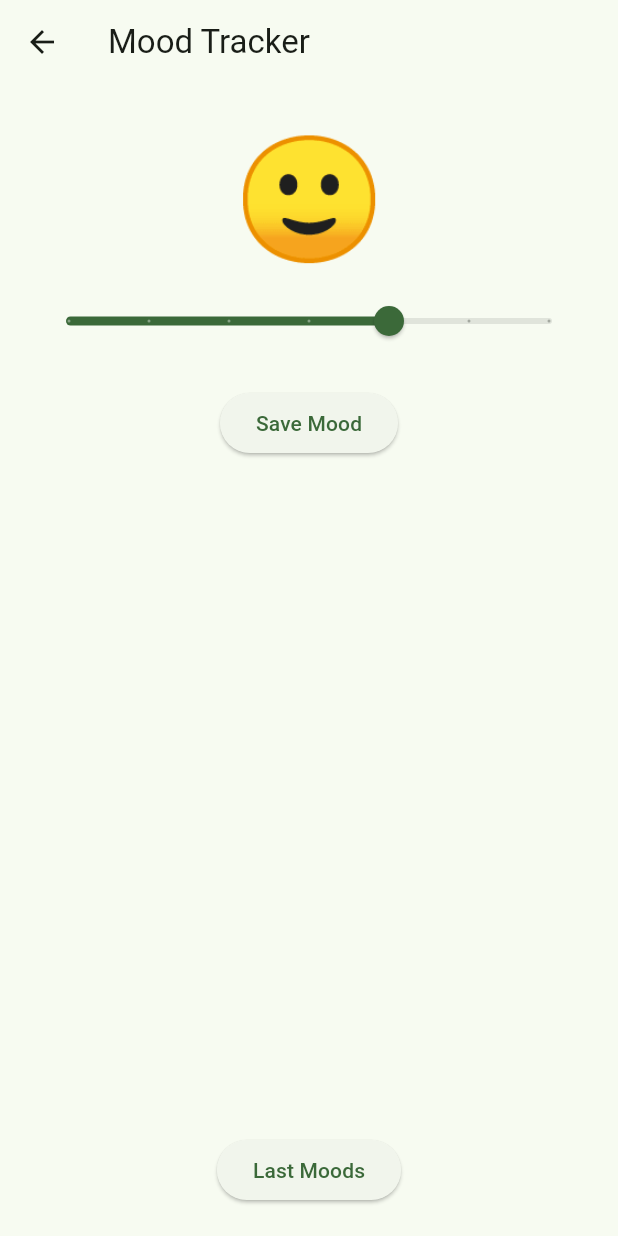
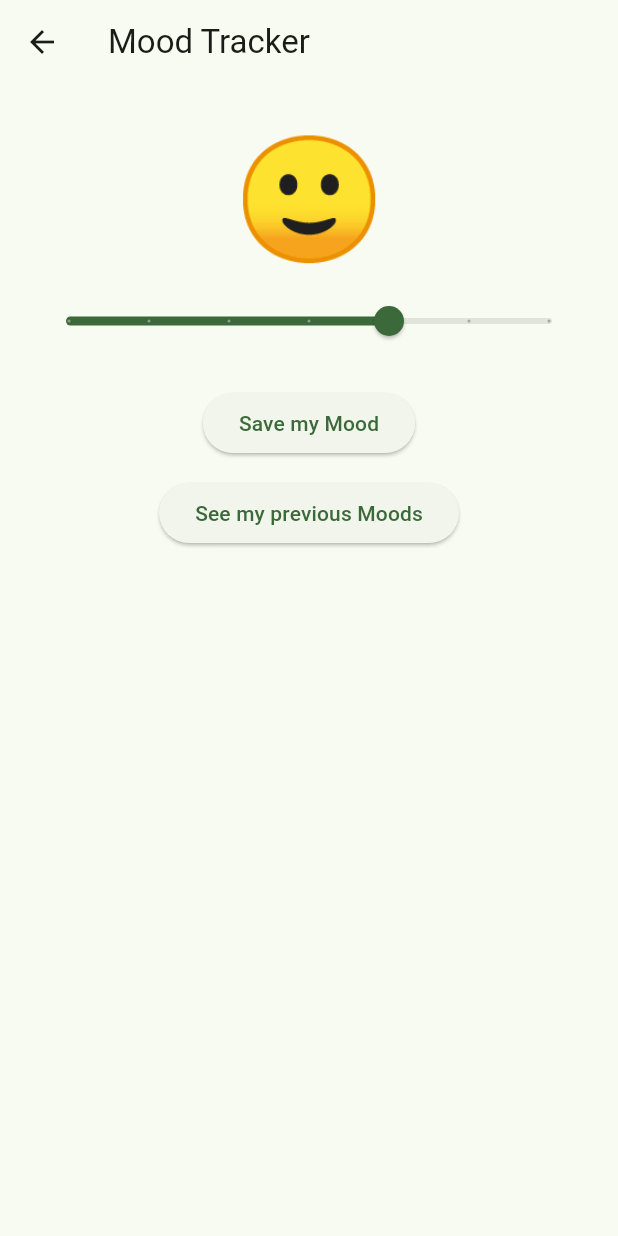
Before and after one commit to VelesW/BIP2026_MindBloom, a Flutter app: the _MoodTrackerView screen opened directly, on a phone screen of 412 x 824 dp. Run offline on Flutter 3.47's test engine with Material 3 defaults, Android fonts, the phone set to English and light mode, and no system bars; our stand-ins replace cloud_firestore, equatable, firebase_auth, firebase_core, flutter_bloc, flutter_secure_storage and 2 more; accounts and stored records are empty.

Commit message:
feat: imrpoved UIs, improved AI prompt

```diff
--- a/mindbloom/lib/data/datasource/mood_remote_ds.dart
+++ b/mindbloom/lib/data/datasource/mood_remote_ds.dart
@@ -8,7 +8,6 @@ class MoodRemoteDataSource {
 
   /// Save a mood entry to Firestore
   Future<void> saveMood(Mood mood) async {
-    print("Saving mood");
     await firestore.collection('moods').doc(mood.id).set(mood.toMap());
   }
 
--- a/mindbloom/lib/data/repositories/mood_repository.dart
+++ b/mindbloom/lib/data/repositories/mood_repository.dart
@@ -20,7 +20,6 @@ class MoodRepository {
       affirmation: affirmation,
       createdAt: DateTime.now(),
     );
-    print("Saving mood: $feeling / $affirmation");
     await remoteDataSource.saveMood(mood);
 
     return mood;
--- a/mindbloom/lib/pages/mood_tracker_page.dart
+++ b/mindbloom/lib/pages/mood_tracker_page.dart
@@ -96,12 +96,15 @@ class _MoodTrackerViewState extends State<_MoodTrackerView> {
           },
           builder: (context, state) {
             return Column(
+              crossAxisAlignment: CrossAxisAlignment.center,
               children: [
+                // EMOJI
                 Text(
                   emojiForValue(_moodValue),
                   style: const TextStyle(fontSize: 80),
                 ),
 
+                // SLIDER
                 Slider(
                   value: _moodValue,
                   min: 1,
@@ -115,31 +118,19 @@ class _MoodTrackerViewState extends State<_MoodTrackerView> {
 
                 const SizedBox(height: 20),
 
+                // SAVE MOOD BUTTON
                 ElevatedButton(
                   onPressed: () {
                     context.read<MoodBloc>().add(
-                      SaveMoodEvent(
-                        emotionFromValue(_moodValue), // now sending a String
-                      ),
+                      SaveMoodEvent(emotionFromValue(_moodValue)),
                     );
                   },
-                  child: const Text("Save Mood"),
+                  child: const Text("Save my Mood"),
                 ),
 
-                const SizedBox(height: 20),
+                const SizedBox(height: 12),
 
-                if (state is MoodSaved)
-                  Container(
-                    padding: const EdgeInsets.all(16),
-                    decoration: BoxDecoration(
-                      color: Colors.blue.shade50,
-                      borderRadius: BorderRadius.circular(12),
-                    ),
-                    child: Text(state.affirmation, textAlign: TextAlign.center),
-                  ),
-
-                const Spacer(),
-
+                // LAST MOODS BUTTON (moved here)
                 ElevatedButton(
                   onPressed: () {
                     Navigator.push(
@@ -152,8 +143,46 @@ class _MoodTrackerViewState extends State<_MoodTrackerView> {
                       ),
                     );
                   },
-                  child: const Text("Last Moods"),
+                  child: const Text("See my previous Moods"),
                 ),
+
+                const SizedBox(height: 20),
+
+                // AFFIRMATION CARD
+                if (state is MoodSaved)
+                  Card(
+                    elevation: 3,
+                    shape: RoundedRectangleBorder(
+                      borderRadius: BorderRadius.circular(16),
+                    ),
+                    child: Padding(
+                      padding: const EdgeInsets.all(16),
+                      child: Column(
+                        children: [
+                          Text(
+                            "Affirmation:",
+                            style: TextStyle(
+                              fontSize: 14,
+                              fontWeight: FontWeight.w600,
+                              color: Colors.grey.shade700,
+                            ),
+                          ),
+                          const SizedBox(height: 6),
+                          Text(
+                            state.affirmation,
+                            textAlign: TextAlign.center,
+                            style: const TextStyle(
+                              fontSize: 17,
+                              height: 1.4,
+                              fontWeight: FontWeight.w500,
+                            ),
+                          ),
+                        ],
+                      ),
+                    ),
+                  ),
+
+                const Spacer(),
               ],
             );
           },
```
Also changed, not shown: mindbloom/lib/pages/mood_history_page.dart (+88 -6 lines), mindbloom/lib/services/mistral_service.dart (+10 -1 lines).
